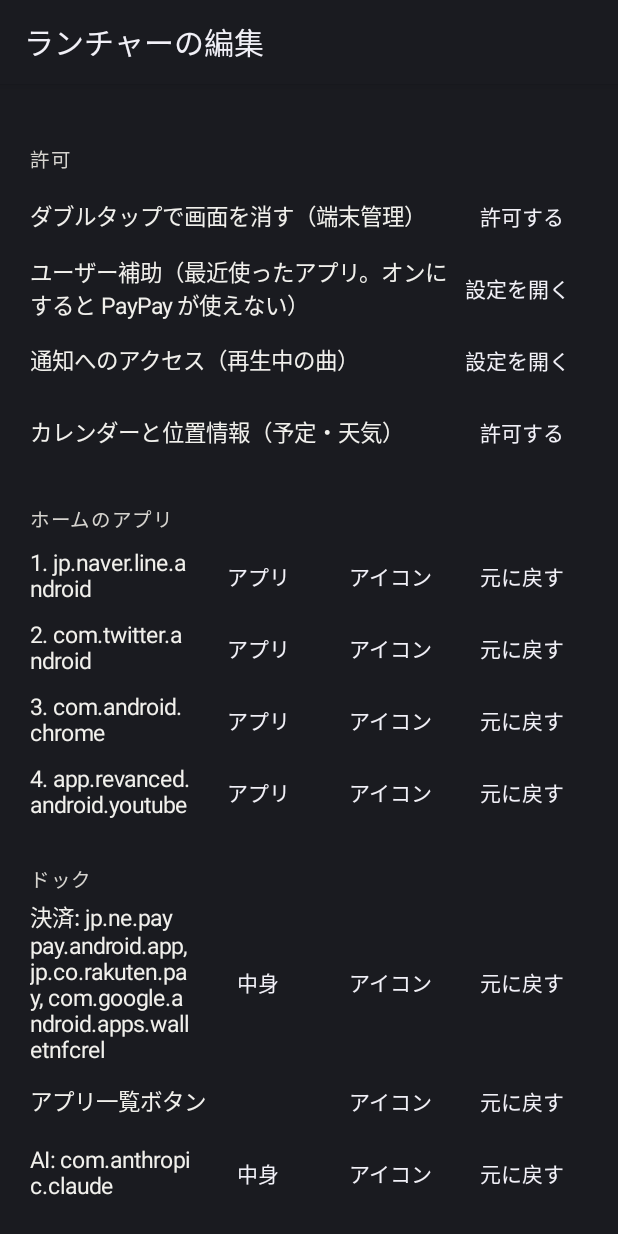
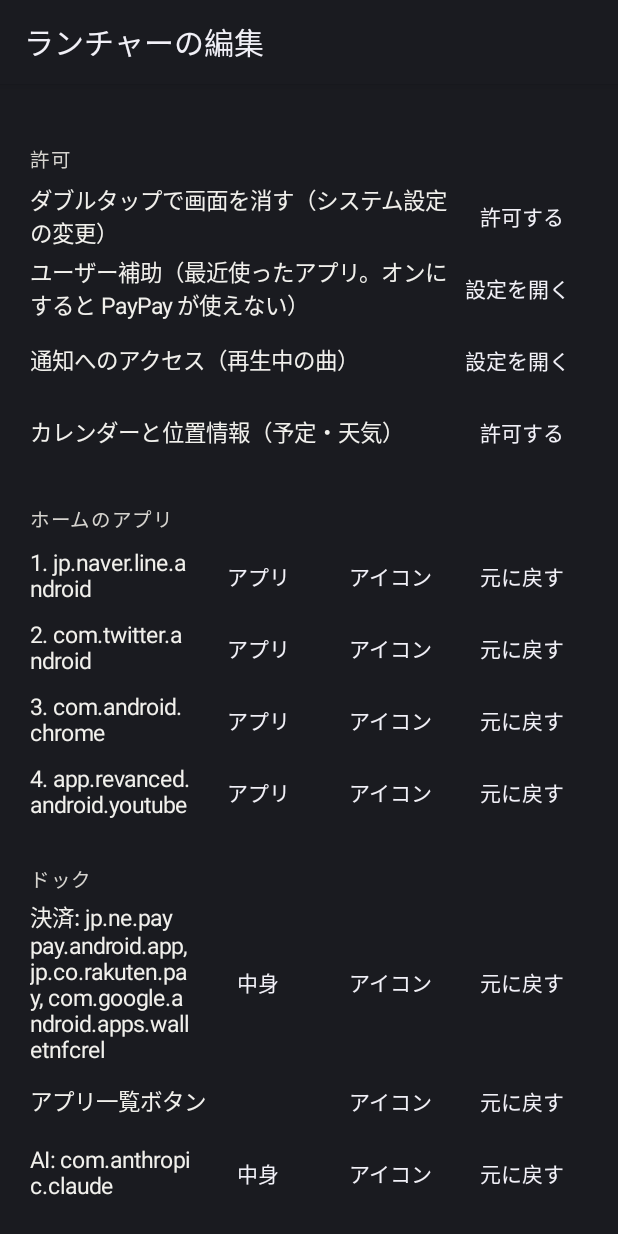
Before and after one commit to tkdev106/my-android-launcher, an Android app: the EditActivity screen opened directly, with no data from a screen before it, after a tap on "許可する", on a phone screen of 412 x 824 dp. Run offline under Robolectric (Android 15) with nearby library versions, the phone set to English and light mode, and no system bars; pictures from the network do not load.

Commit message:
fix: ダブルタップの画面オフを画面のタイムアウトで行う
端末管理の lockNow は次の解除で指紋が使えなくなるため。システム設定の変更の許可でタイムアウトを一時的に最短にし、真っ黒な画面を出して消えるのを待つ。元の値はファイルに残し、消えたとき・触ったとき・ホームを開いたときに戻す。

Co-Authored-By: Claude Opus 5.5 <noreply@anthropic.com>
Claude-Session: https://claude.ai/code/session_01Hi2iVTNYUhrY7fcz6hpbHj

```diff
--- a/app/src/main/kotlin/io/github/tkdev106/launcher/EditActivity.kt
+++ b/app/src/main/kotlin/io/github/tkdev106/launcher/EditActivity.kt
@@ -71,7 +71,7 @@ class EditActivity : Activity() {
         val c = config
 
         header("許可")
-        row("ダブルタップで画面を消す（端末管理）", "許可する") { startActivity(LockAdmin.requestIntent(this)) }
+        row("ダブルタップで画面を消す（システム設定の変更）", "許可する") { startActivity(ScreenOff.requestIntent(this)) }
         row("ユーザー補助（最近使ったアプリ。オンにすると PayPay が使えない）", "設定を開く") { startActivity(Intent(Settings.ACTION_ACCESSIBILITY_SETTINGS)) }
         row("通知へのアクセス（再生中の曲）", "設定を開く") {
             startActivity(Intent(Settings.ACTION_NOTIFICATION_LISTENER_DETAIL_SETTINGS)
--- a/app/src/main/kotlin/io/github/tkdev106/launcher/GestureAccessibilityService.kt
+++ b/app/src/main/kotlin/io/github/tkdev106/launcher/GestureAccessibilityService.kt
@@ -4,7 +4,7 @@ import android.accessibilityservice.AccessibilityService
 import android.view.accessibility.AccessibilityEvent
 
 /**
- * 最近使ったアプリを開くだけに使うユーザー補助（docs/spec.md「作り方」で常駐を認めた1つ目）。通知とクイック設定は StatusBar、画面を消すのは LockAdmin で行う。画面を消すのは、端末管理の許可が無いときだけこちらに任せる。
+ * 最近使ったアプリを開くだけに使うユーザー補助（docs/spec.md「作り方」で常駐を認めた1つ目）。通知とクイック設定は StatusBar、画面を消すのは ScreenOff で行う。画面を消すのは、システム設定の変更の許可が無いときだけこちらに任せる。
  * イベントは受け取らず、ホームから呼ばれたときに performGlobalAction するだけ。
  */
 class GestureAccessibilityService : AccessibilityService() {
--- a/app/src/main/kotlin/io/github/tkdev106/launcher/LockAdmin.kt
+++ /dev/null
@@ -1,29 +0,0 @@
-package io.github.tkdev106.launcher
-
-import android.app.admin.DeviceAdminReceiver
-import android.app.admin.DevicePolicyManager
-import android.content.ComponentName
-import android.content.Context
-import android.content.Intent
-
-/**
- * ダブルタップで画面を消すための端末管理アプリの権限（画面のロックだけを求める）。
- * ユーザー補助で消すと PayPay が動かなくなるので、こちらを使う。常駐はせず、許可の受け口があるだけ。
- */
-class LockAdmin : DeviceAdminReceiver() {
-    companion object {
-        private fun component(c: Context) = ComponentName(c, LockAdmin::class.java)
-
-        /** 許可されていなければ false */
-        fun lock(c: Context): Boolean {
-            val dpm = c.getSystemService(DevicePolicyManager::class.java)
-            if (!dpm.isAdminActive(component(c))) return false
-            dpm.lockNow()
-            return true
-        }
-
-        fun requestIntent(c: Context): Intent = Intent(DevicePolicyManager.ACTION_ADD_DEVICE_ADMIN)
-            .putExtra(DevicePolicyManager.EXTRA_DEVICE_ADMIN, component(c))
-            .putExtra(DevicePolicyManager.EXTRA_ADD_EXPLANATION, "ホームをダブルタップして画面を消すためだけに使います")
-    }
-}
--- a/app/src/main/res/values/strings.xml
+++ b/app/src/main/res/values/strings.xml
@@ -2,7 +2,6 @@
 <resources>
     <string name="app_name">Launcher</string>
     <string name="edit_mode">ランチャーの編集</string>
-    <string name="lock_admin_label">ランチャーの画面オフ</string>
     <string name="accessibility_label">ランチャーのジェスチャー</string>
     <string name="accessibility_description">ホームのジェスチャーで、最近使ったアプリを開くために使います。画面の内容は読みません。オンにすると一部の決済アプリが使えなくなります。</string>
     <string name="media_listener_label">ランチャーの再生中の曲</string>
--- a/app/src/main/res/values/themes.xml
+++ b/app/src/main/res/values/themes.xml
@@ -10,6 +10,13 @@
         <item name="android:forceDarkAllowed">false</item>
     </style>
 
+    <!-- ダブルタップで画面を消すまでの真っ黒な画面。開くときの動きも出さない -->
+    <style name="Theme.Launcher.Black" parent="android:Theme.DeviceDefault.NoActionBar">
+        <item name="android:windowBackground">@android:color/black</item>
+        <item name="android:windowAnimationStyle">@null</item>
+        <item name="android:windowNoTitle">true</item>
+    </style>
+
     <style name="Theme.Launcher.Edit" parent="android:Theme.DeviceDefault">
         <item name="android:windowLightStatusBar">false</item>
         <item name="android:windowLightNavigationBar">false</item>
```
Also changed, not shown: app/src/main/AndroidManifest.xml (+10 -12 lines), app/src/main/kotlin/io/github/tkdev106/launcher/HomeActivity.kt (+6 -3 lines), app/src/main/kotlin/io/github/tkdev106/launcher/ScreenOff.kt (added, +76 -0 lines), app/src/main/res/xml/lock_admin.xml (deleted, +0 -7 lines), 1 other file.
